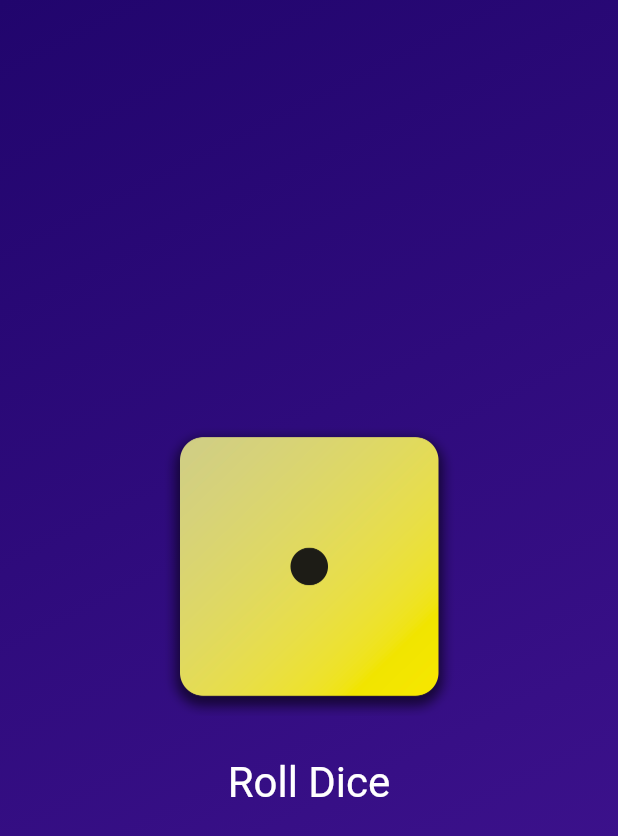
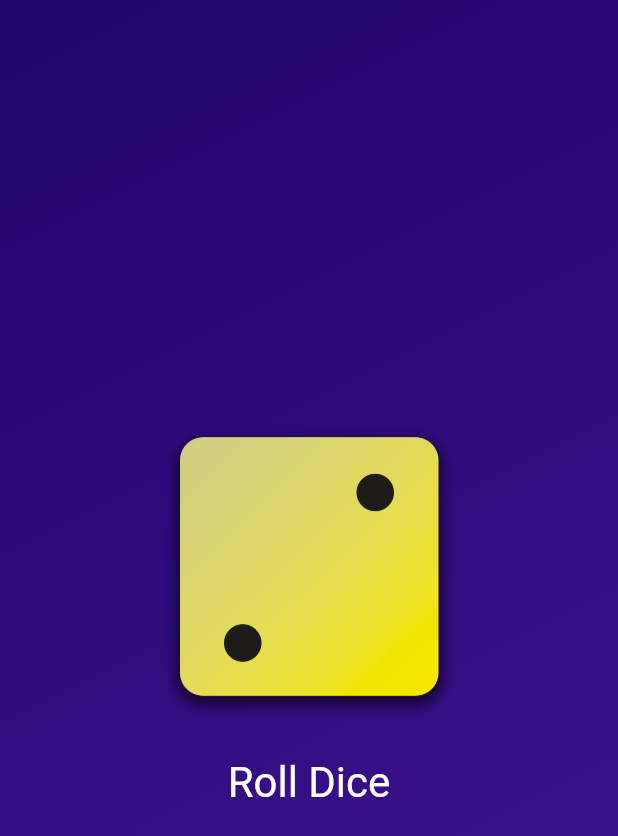
Before and after one commit to arafatanam/Roll_Dice_App-Flutter, a Flutter app: the screen it shows after launch, after a tap on "Roll Dice", on a phone screen of 412 x 824 dp. Shown: the top 836 px of the screen. Run offline on Flutter 3.47's test engine with Material 3 defaults, Android fonts, the phone set to English and light mode, and no system bars.

Commit message:
Code updated

```diff
--- a/lib/gradient_container.dart
+++ b/lib/gradient_container.dart
@@ -9,10 +9,10 @@ class GradientContainer extends StatelessWidget {
 
   final Color color1;
   final Color color2;
-  var activeDiceImage = 'assets/images/dice-1.png';
+  var activeDiceImage = 'assets/images/dice-2.png';
 
   void rollDice() {
-    activeDiceImage = 'assets/images/dice-2.png';
+    activeDiceImage = 'assets/images/dice-4.png';
     print('Changing image');
   }
 
```
